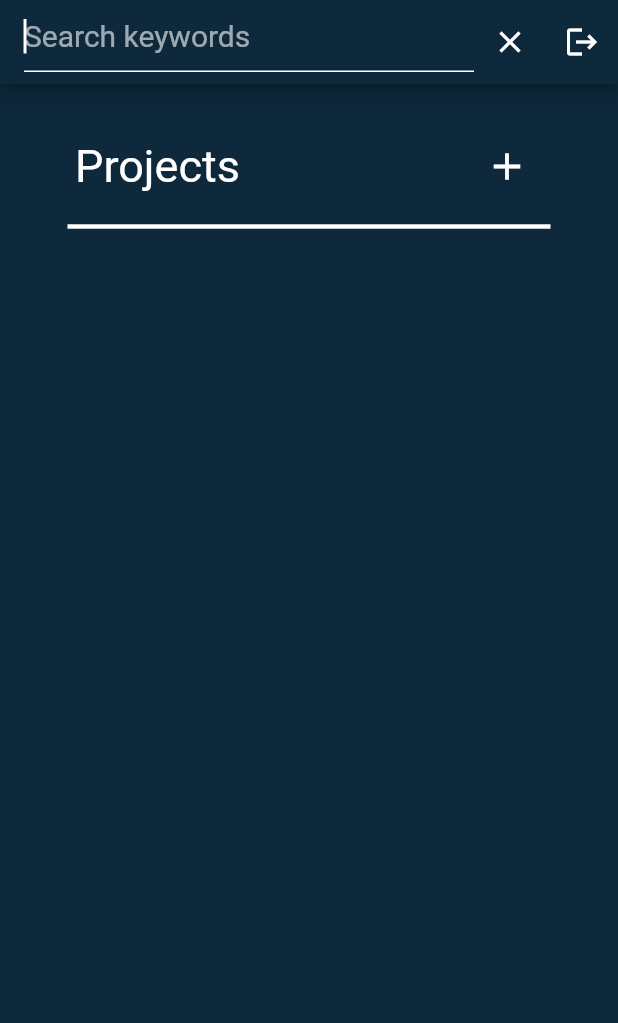
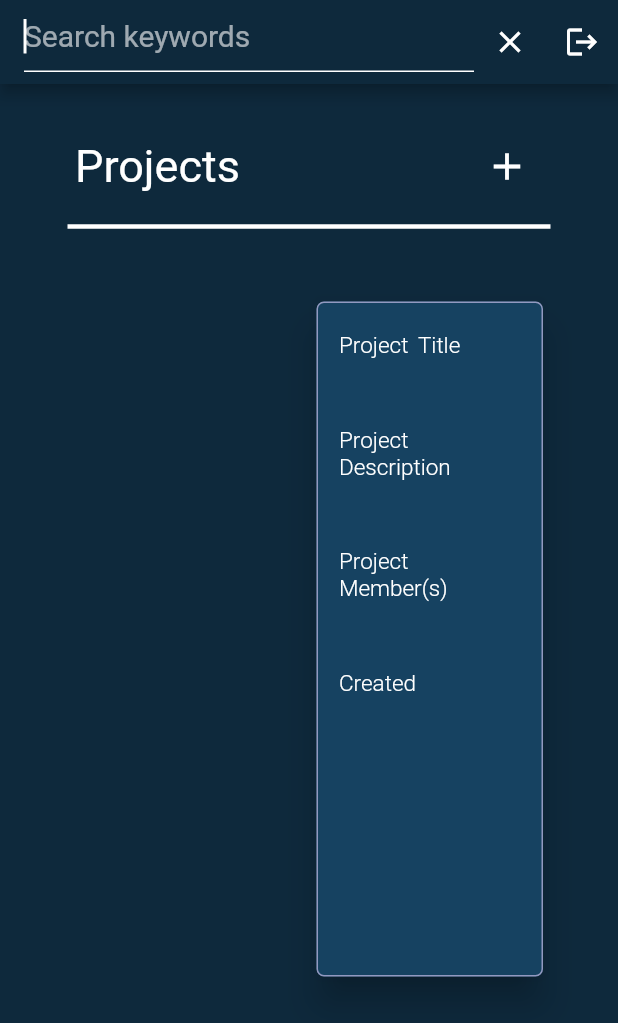
Before and after one commit to amahi2001/Developers-Almanac, a Flutter app: the screen it shows once a user with an empty profile is signed in, on a phone screen of 412 x 824 dp. Shown: the top 1023 px of the screen. Run offline on Flutter 3.47's test engine with Material 2 defaults, Android fonts, the phone set to English and light mode, and no system bars; our stand-ins replace cloud_firestore, firebase_auth, firebase_core, flutter_signin_button; accounts and stored records are empty; Roboto replaces fonts that are missing (Times); statements that could not run were skipped.

Commit message:
right container added and data is displayed when specific card is clicked

```diff
--- a/lib/pages/home_page.dart
+++ b/lib/pages/home_page.dart
@@ -9,7 +9,11 @@ import 'login_page.dart';
 import 'edit_projects/edit_project.dart';
 
 String searchT = "";
-var numCalled = 0;
+
+String projectName = "";
+String projectDescription = "";
+String projectMembers = "";
+String projectCreated = "";
 
 /// this widget let's us search through projects
 class _searchTextField extends StatefulWidget {
@@ -42,8 +46,7 @@ class __searchTextFieldState extends State<_searchTextField> {
         child: TextField(
           onChanged: (String value) async {
             //print(value);
-            ProjectsView();
-            numCalled += 1;
+            ProjectsView(notifyParent: () {});
           },
           controller: _projectSearchBar,
           autofocus: true, //Display the keyboard when TextField is displayed
@@ -193,7 +196,7 @@ class _MyHomePageState extends State<MyHomePage> {
             padding: EdgeInsets.only(left: 50, right: 50),
             child: Row(
               mainAxisAlignment: MainAxisAlignment.spaceBetween,
-              children:  [
+              children: [
                 Text(
                   "Projects",
                   style: TextStyle(
@@ -216,7 +219,8 @@ class _MyHomePageState extends State<MyHomePage> {
                   onPressed: () {
                     showDialog(
                       context: context,
-                      builder: (BuildContext context) => const AddProjectPopup(),
+                      builder: (BuildContext context) =>
+                          const AddProjectPopup(),
                     );
                   },
                 )
@@ -224,9 +228,9 @@ class _MyHomePageState extends State<MyHomePage> {
             ),
           ),
           // Horizontal Divider
-          Padding(
-            padding: EdgeInsets.only(left:45, right: 45),
-              child: const Divider(
+          const Padding(
+            padding: EdgeInsets.only(left: 45, right: 45),
+            child: Divider(
               height: 30,
               thickness: 3,
               color: Colors.white,
@@ -238,10 +242,61 @@ class _MyHomePageState extends State<MyHomePage> {
             color: Color.fromARGB(255, 14, 41, 60),
           ),
           Padding(
-            padding: EdgeInsets.only(left:45, right: 45),
-              child: ProjectsView(),
+            padding: const EdgeInsets.only(left: 45, right: 45),
+            child: Row(
+              children: [
+                Expanded(
+                  child: SizedBox(
+                      width: 300,
+                      height: 500,
+                      child: ProjectsView(notifyParent: refresh)),
                 ),
-          // ProjectsView(),
+
+                Expanded(
+                  child: SizedBox(
+                    width: MediaQuery.of(context).size.width * 0.5,
+                    height: 500,
+                    child: Column(
+                      children: [
+                        Card(
+                          elevation: 10,
+                          color: const Color.fromARGB(255, 22, 66, 97),
+                          shape: RoundedRectangleBorder(
+                              borderRadius: BorderRadius.circular(5),
+                              side: const BorderSide(
+                                  color: Color.fromARGB(255, 146, 153, 192),
+                                  width: 1)),
+                          margin: const EdgeInsets.fromLTRB(5, 5, 5, 5),
+                          child: SizedBox(
+                            child: Align(
+                              alignment: Alignment.topLeft,
+                              child: Row(
+                                children: [
+                                  Column(
+                                    children: [
+                                      // add conditional:
+                                      // if no projects, dont display sizedbox, otherwise return sizedBox
+                                      SizedBox(
+                                        height: 450,
+                                        width: MediaQuery.of(context).size.width * 0.3,
+                                        child: SingleChildScrollView(
+                                          child: ProjectInfoPreviewView(),
+                                        ),
+                                      ),
+                                    ],
+                                  )
+                                ],
+                              ),
+                            ),
+                          ),
+                        ),
+                      ],
+                    ),
+                  ),
+                ),
+              ],
+            ),
+          ),
         ],
       ),
       // Add Project button
@@ -259,9 +314,37 @@ class _MyHomePageState extends State<MyHomePage> {
   }
 }
 
+class ProjectInfoPreviewView extends StatefulWidget {
+  ProjectInfoPreviewView({super.key});
+  @override
+  State<ProjectInfoPreviewView> createState() => _ProjectInfoPreviewViewState();
+}
+
+class _ProjectInfoPreviewViewState extends State<ProjectInfoPreviewView> {
+  @override
+  Widget build(Object context) {
+
+    return Padding(
+      padding: const EdgeInsets.only(top: 0.5, left: 15),
+      child: Column(children: [
+        const project_preview_name(text: 'Project Title'),
+        project_preview_desc(text: projectName),
+        const project_preview_name(text: 'Project Description'),
+        project_preview_desc(text: projectDescription),
+        const project_preview_name(text: 'Project Member(s)'),
+        project_preview_desc(text: projectMembers),
+        const project_preview_name(text: 'Created'),
+        project_preview_desc(text: projectCreated),
+      ]),
+    );
+  }
+}
+
 /// This widget lets the user view all of their projects
 class ProjectsView extends StatefulWidget {
-  ProjectsView({super.key});
+  final Function() notifyParent;
+  ProjectsView({super.key, required this.notifyParent});
+  //ProjectsView({super.key});
 
   @override
   State<ProjectsView> createState() => _ProjectsViewState();
@@ -327,17 +410,14 @@ class _ProjectsViewState extends State<ProjectsView> {
                   width: MediaQuery.of(context).size.width * 0.5,
                   child: InkWell(
                     onTap: () => {
-                      showDialog(
-                          context: context,
-                          builder: (BuildContext context) => ShowProjectPopup(
-                                project_ID: project.id,
-                                title: project['project_title'],
-                                description: project['project_description'],
-                                members: project['members'],
-                                created: project['creation_date']
-                                    .toDate()
-                                    .toString(),
-                              ))
+                      setState(() {
+                        projectName = project['project_title'];
+                        projectDescription = project['project_description'];
+                        projectMembers = project['members'].toString();
+                        projectCreated =
+                            project['creation_date'].toDate().toString();
+                        widget.notifyParent();
+                      }),
                     },
                     child: Card(
                       elevation: 10,
--- a/lib/pages/home_page/widgets/home_page_widgets.dart
+++ b/lib/pages/home_page/widgets/home_page_widgets.dart
@@ -262,13 +262,13 @@ class project_preview_desc extends StatelessWidget {
   @override
   Widget build(BuildContext context) {
     return Padding(
-        padding: const EdgeInsets.only(left: 15, top: 6, right: 15),
-        child: Text(this.text,
+        padding: const EdgeInsets.only(top: 10),
+        child: Align(alignment: Alignment.topLeft,
+          child: Text(this.text,
             style: const TextStyle(
                 color: Color.fromARGB(255, 220, 220, 222),
                 fontFamily: 'Times',
-                fontSize: 20,
-                wordSpacing: 3)));
+                fontSize: 13))));
   }
 }
 
@@ -282,12 +282,14 @@ class project_preview_name extends StatelessWidget {
   @override
   Widget build(BuildContext context) {
     return Padding(
-        padding: EdgeInsets.only(left: 15, top: 6, right: 15),
+        padding: EdgeInsets.only(top: 20),
+        child: Align(alignment: Alignment.topLeft,
         child: Text(this.text,
             style: const TextStyle(
                 color: Color.fromARGB(255, 255, 255, 255),
                 fontFamily: 'Times',
-                fontSize: 25,
-                wordSpacing: 3)));
+                fontSize: 15,
+                fontWeight: FontWeight.w300,
+                wordSpacing: 3))));
   }
 }
```
Lines whose indentation alone changed are shown as unchanged.
